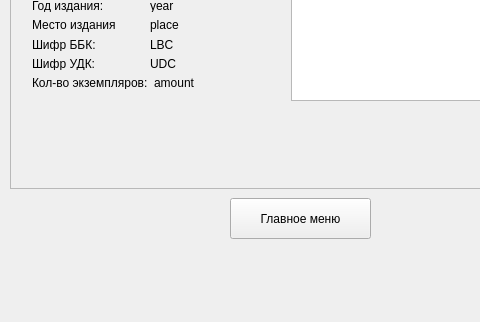
The window that ui/mainwindow.ui (minmaxv/leti_library_qt) describes before a commit, drawn with Qt 5; both pictures show x 0 to 480 and y 179 to 501 of the 609 by 501 pixel window.
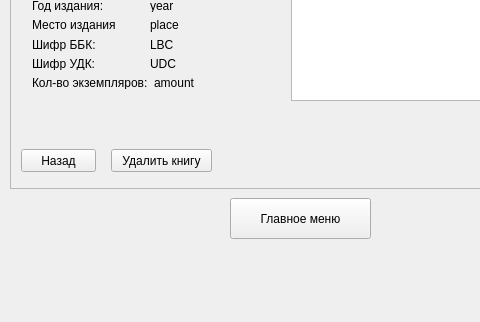
The same window after the commit.

Commit message: Add book finder

Diff of the .ui file:
```diff
--- a/ui/mainwindow.ui
+++ b/ui/mainwindow.ui
@@ -807,6 +807,32 @@
        </rect>
       </property>
      </widget>
+     <widget class="QPushButton" name="backToBooksButton">
+      <property name="geometry">
+       <rect>
+        <x>10</x>
+        <y>310</y>
+        <width>75</width>
+        <height>23</height>
+       </rect>
+      </property>
+      <property name="text">
+       <string>Назад</string>
+      </property>
+     </widget>
+     <widget class="QPushButton" name="deleteBookButton">
+      <property name="geometry">
+       <rect>
+        <x>100</x>
+        <y>310</y>
+        <width>101</width>
+        <height>23</height>
+       </rect>
+      </property>
+      <property name="text">
+       <string>Удалить книгу</string>
+      </property>
+     </widget>
     </widget>
    </widget>
    <widget class="QPushButton" name="mainmenuButton">
```
Left out of the diff: 2 changed lines with no effect on the pictures. The commit also changes 2 other files.
